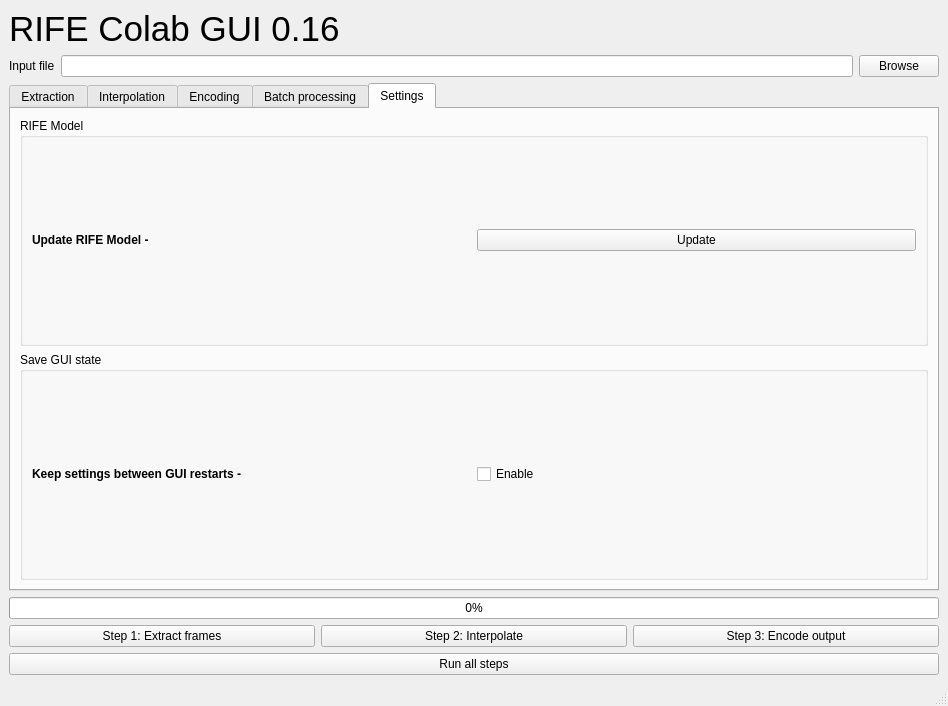
First picture: the form in main_gui.ui, repository HeylonNHP/RIFE-Colab, before the edit.
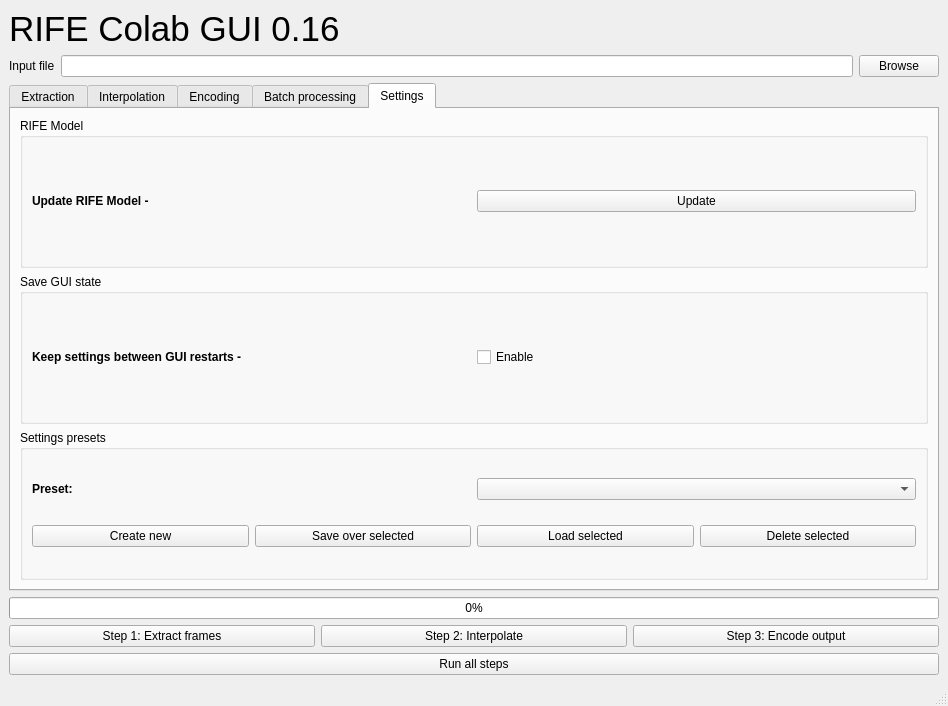
Second picture: the form after the edit. The open tabs and pages were chosen to show the change.

Commit message: Added user defined presets The user is able to creat/load/save/delete to preset files

The edit to the form file:
```diff
--- a/main_gui.ui
+++ b/main_gui.ui
@@ -666,6 +666,61 @@
           </layout>
          </widget>
         </item>
+        <item>
+         <widget class="QGroupBox" name="groupBox_8">
+          <property name="title">
+           <string>Settings presets</string>
+          </property>
+          <layout class="QGridLayout" name="gridLayout_9">
+           <item row="0" column="0">
+            <layout class="QHBoxLayout" name="horizontalLayout_4">
+             <item>
+              <widget class="QLabel" name="label_24">
+               <property name="text">
+                <string>&lt;b&gt;Preset:&lt;/b&gt;</string>
+               </property>
+              </widget>
+             </item>
+             <item>
+              <widget class="QComboBox" name="presetListComboBox"/>
+             </item>
+            </layout>
+           </item>
+           <item row="1" column="0">
+            <layout class="QHBoxLayout" name="horizontalLayout_5">
+             <item>
+              <widget class="QPushButton" name="createNewPresetButton">
+               <property name="text">
+                <string>Create new</string>
+               </property>
+              </widget>
+             </item>
+             <item>
+              <widget class="QPushButton" name="saveSelectedPresetButton">
+               <property name="text">
+                <string>Save over selected</string>
+               </property>
+              </widget>
+             </item>
+             <item>
+              <widget class="QPushButton" name="loadSelectedPresetButton">
+               <property name="text">
+                <string>Load selected</string>
+               </property>
+              </widget>
+             </item>
+             <item>
+              <widget class="QPushButton" name="deleteSelectedPresetButton">
+               <property name="text">
+                <string>Delete selected</string>
+               </property>
+              </widget>
+             </item>
+            </layout>
+           </item>
+          </layout>
+         </widget>
+        </item>
        </layout>
       </widget>
      </widget>
```
The commit also changes 2 other files.
